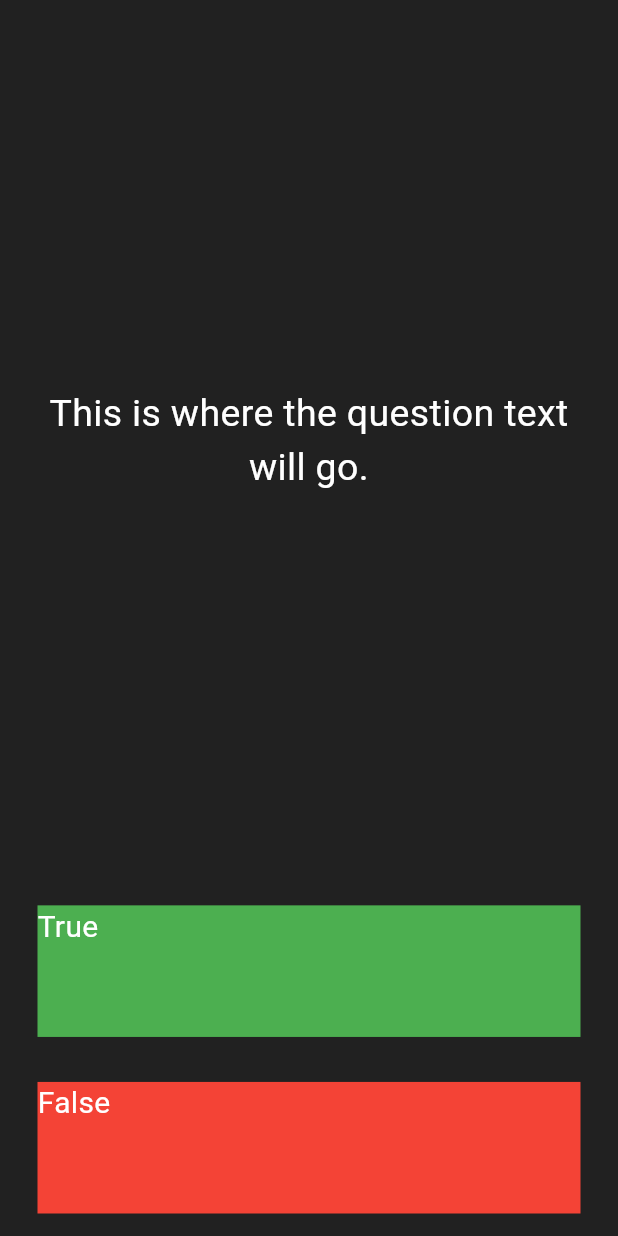
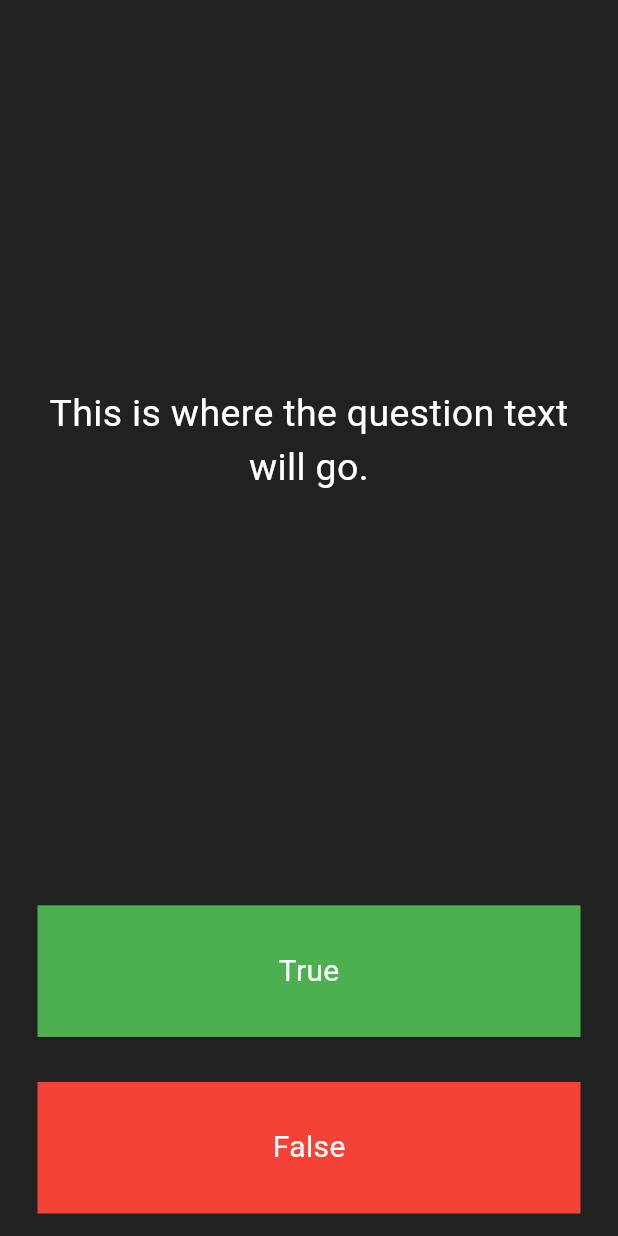
Before and after one commit to CMorehead74/Learning-Flutter, a Flutter app: the screen it shows after launch, on a phone screen of 412 x 824 dp. Run offline on Flutter 3.47's test engine with Material 3 defaults, Android fonts, the phone set to English and light mode, and no system bars.

Commit message:
centered text

```diff
--- a/quizzler_flutter/lib/main.dart
+++ b/quizzler_flutter/lib/main.dart
@@ -57,12 +57,13 @@ class _QuizPageState extends State<QuizPage> {
               child: Container(
               //textColor: Colors.white,
               color: Colors.green,
-              child: Text(
+              child: Center( child: Text(
                 'True',
                 style: TextStyle(
                   color: Colors.white,
                   fontSize: 20.0,
                 ),
+              ),
               ),
             ),
             ),
@@ -77,12 +78,13 @@ class _QuizPageState extends State<QuizPage> {
               },
               child: Container(
               color: Colors.red,
-              child: Text(
+              child: Center(child: Text(
                 'False',
                 style: TextStyle(
                   fontSize: 20.0,
                   color: Colors.white,
                 ),
+              ),
               ),
               ),
             ),
```
